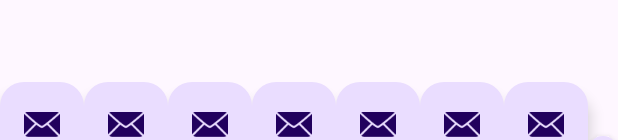
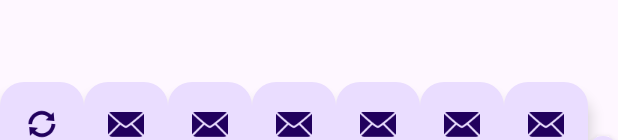
Before and after one commit to ge0metri/TwoKnight, an Android app: the layout activity_main.xml on its own in the app's theme, with its tools: preview values and no code run, on a phone screen of 412 x 824 dp. Shown: the part 1070-1210 px from the top of the screen. Run offline under Robolectric (Android 15) with nearby library versions, the phone set to English and light mode, and no system bars.

Commit message:
more work

```diff
--- a/app/src/main/res/layout/activity_main.xml
+++ b/app/src/main/res/layout/activity_main.xml
@@ -70,7 +70,7 @@
                 android:layout_gravity="bottom|end"
                 android:contentDescription="Send email"
                 android:onClick="btn10"
-                custom:srcCompat="@android:drawable/ic_dialog_email" />
+                custom:srcCompat="@android:drawable/ic_popup_sync" />
 
             <com.google.android.material.floatingactionbutton.FloatingActionButton
                 android:id="@+id/fab2"
```
